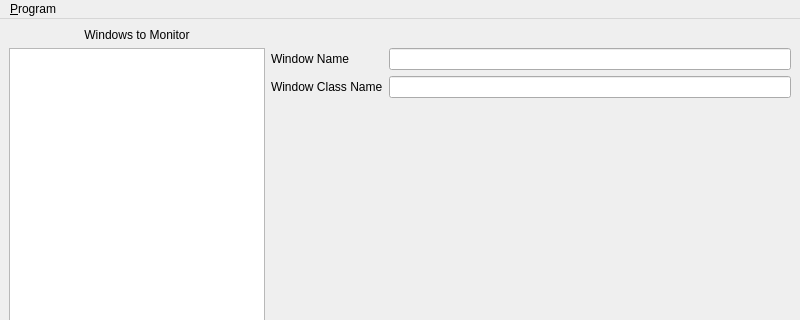
This is Consciousness/window/main_window.ui in UnnamedOrange/Consciousness as Qt 5 draws it before an edit; both pictures show x 0 to 800 and y 0 to 320 of the 800 by 600 pixel window. The edited form follows.
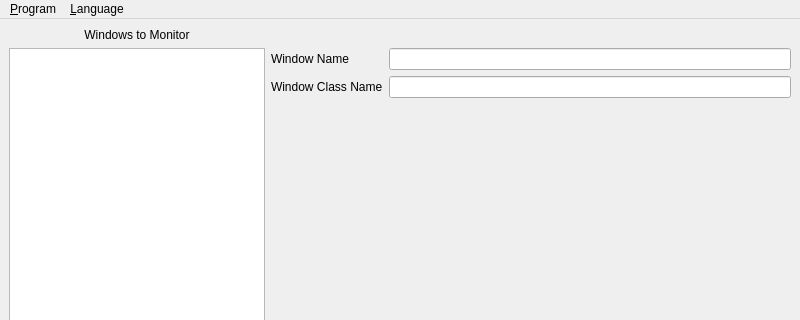
This is the edited form.

Commit message: Implement changing language

```diff
--- a/Consciousness/window/main_window.ui
+++ b/Consciousness/window/main_window.ui
@@ -118,7 +118,15 @@
     </property>
     <addaction name="action_exit"/>
    </widget>
+   <widget class="QMenu" name="menu_language">
+    <property name="title">
+     <string>&amp;Language</string>
+    </property>
+    <addaction name="action_system_default"/>
+    <addaction name="separator"/>
+   </widget>
    <addaction name="menu_program"/>
+   <addaction name="menu_language"/>
   </widget>
   <action name="action_exit">
    <property name="text">
```
Left out of the diff: 5 changed lines with no effect on the pictures. The commit also changes 7 other files.
